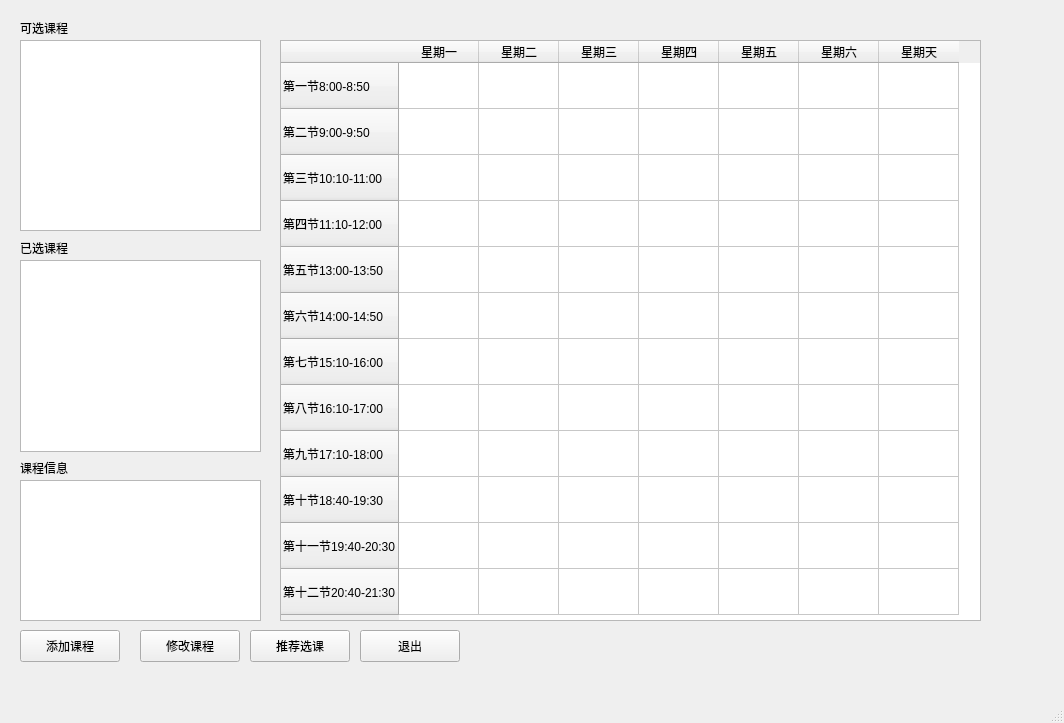
jiangruizhang/EasyElective, file mainwindow.ui: the form before one commit.
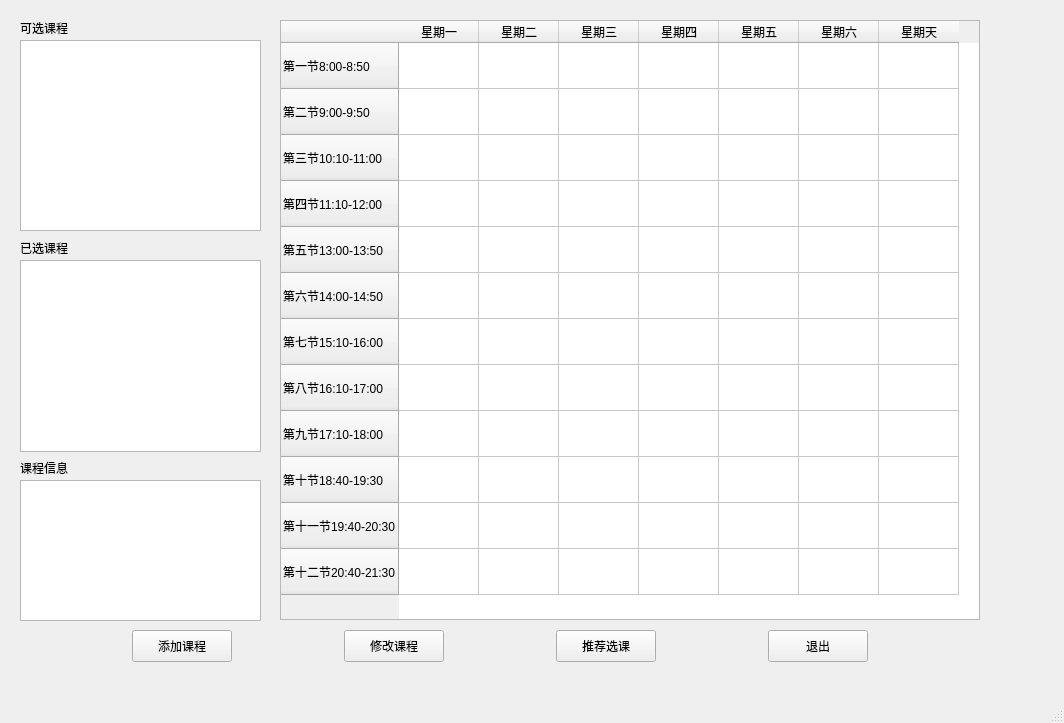
The form after the commit.

```diff
--- a/mainwindow.ui
+++ b/mainwindow.ui
@@ -92,7 +92,7 @@
    <widget class="QPushButton" name="addCourse">
     <property name="geometry">
      <rect>
-      <x>20</x>
+      <x>132</x>
       <y>630</y>
       <width>100</width>
       <height>32</height>
@@ -106,9 +106,9 @@
     <property name="geometry">
      <rect>
       <x>280</x>
-      <y>40</y>
-      <width>701</width>
-      <height>581</height>
+      <y>20</y>
+      <width>700</width>
+      <height>600</height>
      </rect>
     </property>
     <property name="editTriggers">
@@ -225,7 +225,7 @@
    <widget class="QPushButton" name="modifyCourse">
     <property name="geometry">
      <rect>
-      <x>140</x>
+      <x>344</x>
       <y>630</y>
       <width>100</width>
       <height>32</height>
@@ -238,7 +238,7 @@
    <widget class="QPushButton" name="organize">
     <property name="geometry">
      <rect>
-      <x>250</x>
+      <x>556</x>
       <y>630</y>
       <width>100</width>
       <height>32</height>
@@ -251,7 +251,7 @@
    <widget class="QPushButton" name="finish">
     <property name="geometry">
      <rect>
-      <x>360</x>
+      <x>768</x>
       <y>630</y>
       <width>100</width>
       <height>32</height>
```
Left out of the diff: 4 changed lines with no effect on the pictures.
